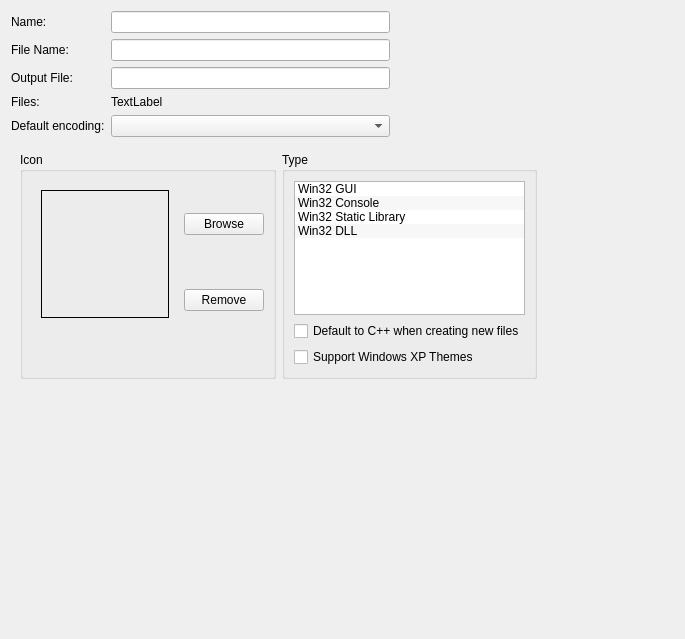
This is RedPandaIDE/settingsdialog/projectgeneralwidget.ui in royqh1979/RedPanda-CPP as Qt 5 draws it before an edit. The edited form follows.
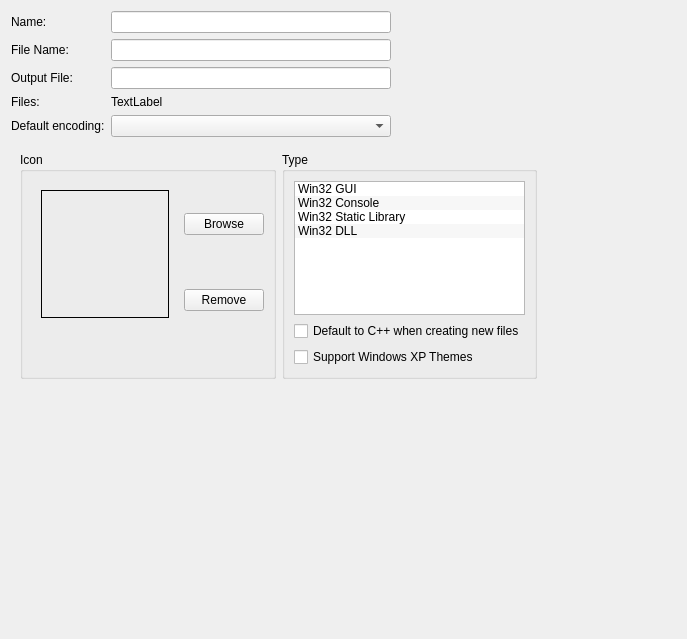
This is the edited form. Icons and pictures are not drawn.

```diff
--- a/RedPandaIDE/settingsdialog/projectgeneralwidget.ui
+++ b/RedPandaIDE/settingsdialog/projectgeneralwidget.ui
@@ -6,7 +6,7 @@
    <rect>
     <x>0</x>
     <y>0</y>
-    <width>685</width>
+    <width>687</width>
     <height>639</height>
    </rect>
   </property>
```
Left out of the diff: 2 changed lines with no effect on the pictures.
